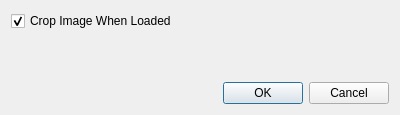
This is trunk/src/advancedconfigdialog.ui in sibskull/yagf as Qt 5 draws it before an edit. The edited form follows.
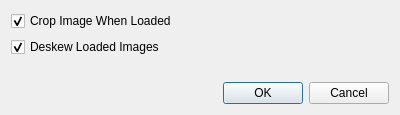
This is the edited form.

Commit message: auto-deskew added

The edit to the form file:
```diff
--- a/trunk/src/advancedconfigdialog.ui
+++ b/trunk/src/advancedconfigdialog.ui
@@ -26,6 +26,16 @@
        </property>
       </widget>
      </item>
+     <item>
+      <widget class="QCheckBox" name="checkBox_2">
+       <property name="text">
+        <string>Deskew Loaded Images</string>
+       </property>
+       <property name="checked">
+        <bool>true</bool>
+       </property>
+      </widget>
+     </item>
      <item>
       <spacer name="verticalSpacer">
        <property name="orientation">
```
The commit also changes 7 other files.
